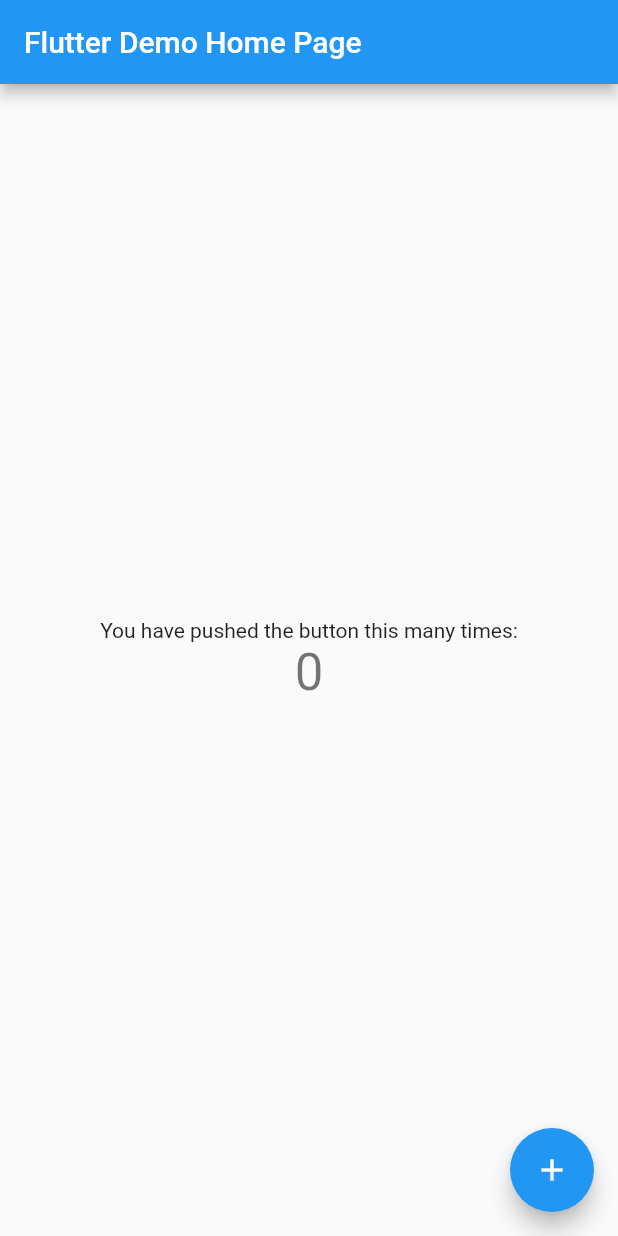
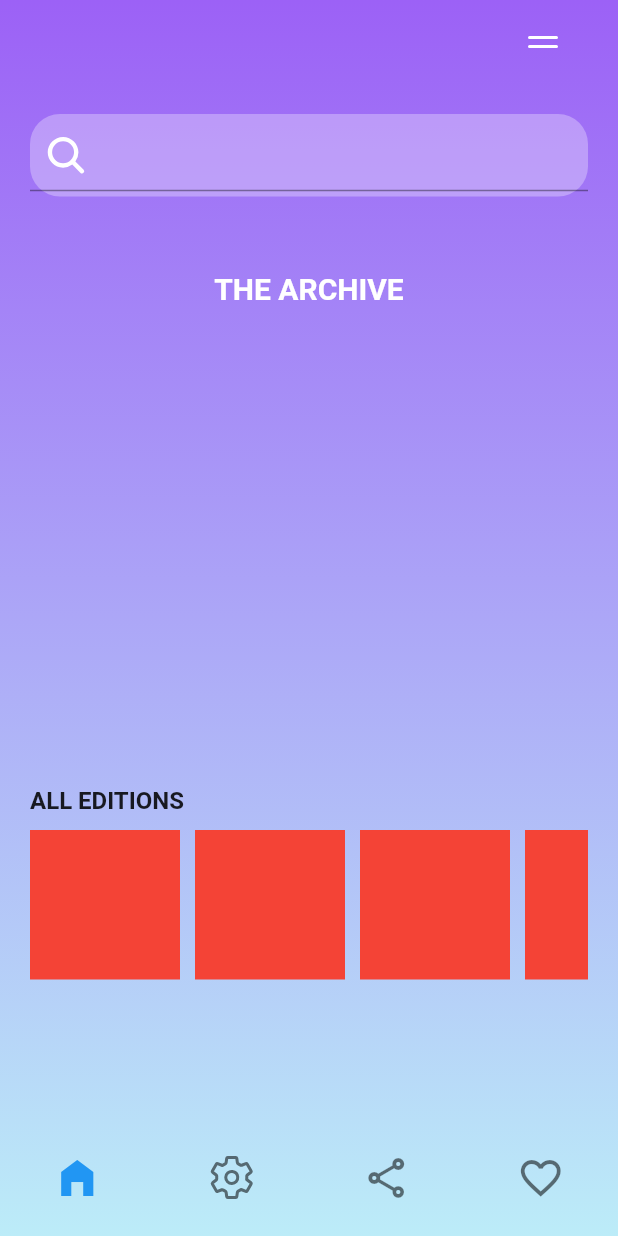
Before and after one commit to Ferrozo/flutter_animated_book_ui_app_design, a Flutter app: the screen it shows after launch, on a phone screen of 412 x 824 dp. Run offline on Flutter 3.47's test engine with Material 2 defaults, Android fonts, the phone set to English and light mode, and no system bars; our stand-ins replace ionicons.

Commit message:
home page done

```diff
--- a/lib/main.dart
+++ b/lib/main.dart
@@ -1,115 +1,20 @@
 import 'package:flutter/material.dart';
 
+import 'src/presentation/screens/export_screen.dart';
+
 void main() {
-  runApp(const MyApp());
+  runApp(const App());
 }
 
-class MyApp extends StatelessWidget {
-  const MyApp({Key? key}) : super(key: key);
+class App extends StatelessWidget {
+  const App({Key? key}) : super(key: key);
 
   // This widget is the root of your application.
   @override
   Widget build(BuildContext context) {
-    return MaterialApp(
-      title: 'Flutter Demo',
-      theme: ThemeData(
-        // This is the theme of your application.
-        //
-        // Try running your application with "flutter run". You'll see the
-        // application has a blue toolbar. Then, without quitting the app, try
-        // changing the primarySwatch below to Colors.green and then invoke
-        // "hot reload" (press "r" in the console where you ran "flutter run",
-        // or simply save your changes to "hot reload" in a Flutter IDE).
-        // Notice that the counter didn't reset back to zero; the application
-        // is not restarted.
-        primarySwatch: Colors.blue,
-      ),
-      home: const MyHomePage(title: 'Flutter Demo Home Page'),
+    return const MaterialApp(
+      debugShowCheckedModeBanner: false,
+      home: HomePage(),
     );
   }
 }
-
-class MyHomePage extends StatefulWidget {
-  const MyHomePage({Key? key, required this.title}) : super(key: key);
-
-  // This widget is the home page of your application. It is stateful, meaning
-  // that it has a State object (defined below) that contains fields that affect
-  // how it looks.
-
-  // This class is the configuration for the state. It holds the values (in this
-  // case the title) provided by the parent (in this case the App widget) and
-  // used by the build method of the State. Fields in a Widget subclass are
-  // always marked "final".
-
-  final String title;
-
-  @override
-  State<MyHomePage> createState() => _MyHomePageState();
-}
-
-class _MyHomePageState extends State<MyHomePage> {
-  int _counter = 0;
-
-  void _incrementCounter() {
-    setState(() {
-      // This call to setState tells the Flutter framework that something has
-      // changed in this State, which causes it to rerun the build method below
-      // so that the display can reflect the updated values. If we changed
-      // _counter without calling setState(), then the build method would not be
-      // called again, and so nothing would appear to happen.
-      _counter++;
-    });
-  }
-
-  @override
-  Widget build(BuildContext context) {
-    // This method is rerun every time setState is called, for instance as done
-    // by the _incrementCounter method above.
-    //
-    // The Flutter framework has been optimized to make rerunning build methods
-    // fast, so that you can just rebuild anything that needs updating rather
-    // than having to individually change instances of widgets.
-    return Scaffold(
-      appBar: AppBar(
-        // Here we take the value from the MyHomePage object that was created by
-        // the App.build method, and use it to set our appbar title.
-        title: Text(widget.title),
-      ),
-      body: Center(
-        // Center is a layout widget. It takes a single child and positions it
-        // in the middle of the parent.
-        child: Column(
-          // Column is also a layout widget. It takes a list of children and
-          // arranges them vertically. By default, it sizes itself to fit its
-          // children horizontally, and tries to be as tall as its parent.
-          //
-          // Invoke "debug painting" (press "p" in the console, choose the
-          // "Toggle Debug Paint" action from the Flutter Inspector in Android
-          // Studio, or the "Toggle Debug Paint" command in Visual Studio Code)
-          // to see the wireframe for each widget.
-          //
-          // Column has various properties to control how it sizes itself and
-          // how it positions its children. Here we use mainAxisAlignment to
-          // center the children vertically; the main axis here is the vertical
-          // axis because Columns are vertical (the cross axis would be
-          // horizontal).
-          mainAxisAlignment: MainAxisAlignment.center,
-          children: <Widget>[
-            const Text(
-              'You have pushed the button this many times:',
-            ),
-            Text(
-              '$_counter',
-              style: Theme.of(context).textTheme.headline4,
-            ),
-          ],
-        ),
-      ),
-      floatingActionButton: FloatingActionButton(
-        onPressed: _incrementCounter,
-        tooltip: 'Increment',
-        child: const Icon(Icons.add),
-      ), // This trailing comma makes auto-formatting nicer for build methods.
-    );
-  }
-}
--- /dev/null
+++ b/lib/src/presentation/screens/export_screen.dart
@@ -0,0 +1 @@
+export './home/home_page.dart';
--- /dev/null
+++ b/lib/src/presentation/screens/home/home_page.dart
@@ -0,0 +1,143 @@
+import 'package:animated_book_ui_app_design/main.dart';
+import 'package:flutter/material.dart';
+import 'package:ionicons/ionicons.dart';
+
+import '../../widgets/export_widgets.dart';
+
+class HomePage extends StatefulWidget {
+  const HomePage({Key? key}) : super(key: key);
+
+  @override
+  State<HomePage> createState() => _HomePageState();
+}
+
+class _HomePageState extends State<HomePage> {
+  @override
+  Widget build(BuildContext context) {
+    return Container(
+      decoration: const BoxDecoration(
+        gradient: LinearGradient(
+          colors: [
+            Color.fromARGB(255, 188, 236, 248),
+            Color.fromARGB(255, 156, 97, 246),
+          ],
+          begin: Alignment.bottomCenter,
+          end: Alignment.topCenter,
+        ),
+      ),
+      child: Scaffold(
+        backgroundColor: Colors.transparent,
+        appBar: AppBar(
+          elevation: 0,
+          backgroundColor: Colors.transparent,
+          title: Padding(
+            padding: const EdgeInsets.symmetric(horizontal: 10),
+            child: Row(
+              mainAxisAlignment: MainAxisAlignment.end,
+              children: [
+                IconButton(
+                  onPressed: () {},
+                  icon: const Icon(
+                    Ionicons.reorder_two_outline,
+                    size: 50,
+                  ),
+                )
+              ],
+            ),
+          ),
+        ),
+        body: Padding(
+          padding: const EdgeInsets.symmetric(horizontal: 20),
+          child: Column(
+            crossAxisAlignment: CrossAxisAlignment.start,
+            children: [
+              const SizedBox(height: 20),
+              const SearchContainer(),
+              Container(
+                margin: const EdgeInsets.only(top: 50),
+                alignment: Alignment.center,
+                child: const Text(
+                  'THE ARCHIVE',
+                  style: TextStyle(
+                    fontSize: 20,
+                    fontWeight: FontWeight.bold,
+                    color: Colors.white,
+                  ),
+                ),
+              ),
+              const SizedBox(height: 320),
+              SizedBox(
+                child: Column(
+                  crossAxisAlignment: CrossAxisAlignment.start,
+                  children: [
+                    const Text(
+                      'ALL EDITIONS',
+                      style: TextStyle(
+                        fontSize: 16,
+                        fontWeight: FontWeight.bold,
+                      ),
+                    ),
+                    const SizedBox(
+                      height: 10,
+                    ),
+                    SingleChildScrollView(
+                      scrollDirection: Axis.horizontal,
+                      child: Row(
+                        children: [
+                          for (int i = 0; i <= 4; i++)
+                            Container(
+                              margin: i > 0
+                                  ? const EdgeInsets.only(left: 10)
+                                  : null,
+                              height: 100,
+                              width: 100,
+                              color: Colors.red,
+                            ),
+                        ],
+                      ),
+                    ),
+                  ],
+                ),
+              )
+            ],
+          ),
+        ),
+        bottomNavigationBar: BottomNavigationBar(
+          elevation: 0,
+          backgroundColor: Colors.transparent,
+          type: BottomNavigationBarType.fixed,
+          items: const [
+            BottomNavigationBarItem(
+              icon: Icon(
+                Icons.home_filled,
+                size: 32,
+              ),
+              label: '',
+            ),
+            BottomNavigationBarItem(
+              icon: Icon(
+                Ionicons.settings_outline,
+                size: 32,
+              ),
+              label: '',
+            ),
+            BottomNavigationBarItem(
+              icon: Icon(
+                Icons.share_outlined,
+                size: 32,
+              ),
+              label: '',
+            ),
+            BottomNavigationBarItem(
+              icon: Icon(
+                Icons.favorite_border,
+                size: 32,
+              ),
+              label: '',
+            ),
+          ],
+        ),
+      ),
+    );
+  }
+}
--- /dev/null
+++ b/lib/src/presentation/widgets/card/card.dart
@@ -0,0 +1,10 @@
+import 'package:flutter/material.dart';
+
+class Card extends StatelessWidget {
+  const Card({Key? key}) : super(key: key);
+
+  @override
+  Widget build(BuildContext context) {
+    return const Scaffold();
+  }
+}
--- /dev/null
+++ b/lib/src/presentation/widgets/export_widgets.dart
@@ -0,0 +1,2 @@
+export './search/search_container.dart';
+export './card/card.dart';
--- /dev/null
+++ b/lib/src/presentation/widgets/search/search_container.dart
@@ -0,0 +1,27 @@
+import 'package:flutter/material.dart';
+import 'package:ionicons/ionicons.dart';
+
+class SearchContainer extends StatelessWidget {
+  const SearchContainer({Key? key}) : super(key: key);
+
+  @override
+  Widget build(BuildContext context) {
+    return Container(
+      alignment: Alignment.center,
+      height: 55,
+      decoration: BoxDecoration(
+        color: Colors.white.withOpacity(0.3),
+        borderRadius: BorderRadius.circular(20),
+      ),
+      child: const TextField(
+        decoration: InputDecoration(
+          prefixIcon: Icon(
+            Ionicons.search,
+            size: 30,
+            color: Colors.white,
+          ),
+        ),
+      ),
+    );
+  }
+}
--- a/pubspec.yaml
+++ b/pubspec.yaml
@@ -34,6 +34,7 @@
   # The following adds the Cupertino Icons font to your application.
   # Use with the CupertinoIcons class for iOS style icons.
   cupertino_icons: ^1.0.2
+  ionicons: ^0.1.2
 
 dev_dependencies:
   flutter_test:
```
Also changed, not shown: pubspec.lock, 1 other file.
